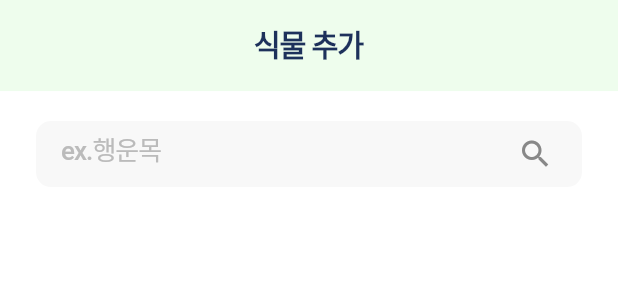
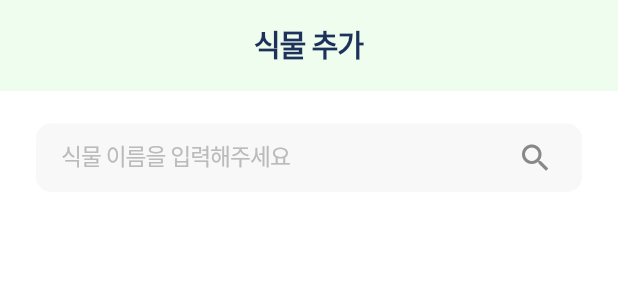
Before and after one commit to sungheeyoon/flutter-plant-plan, a Flutter app: the SearchScreen widget shown alone on an empty page, opened directly, on a phone screen of 412 x 824 dp. Shown: the top 300 px of the screen. Run offline on Flutter 3.47's test engine with Material 2 defaults, Android fonts, the phone set to English and light mode, and no system bars; our stand-ins replace cached_network_image, calendar_date_picker2, cloud_firestore, equatable, firebase_core, firebase_storage and 10 more; missing offline and left inert: kakao_flutter_sdk_user, korea_regexp, snapping_sheet; accounts and stored records are empty; network calls fail; Roboto replaces fonts that are missing (Pretendard); statements that could not run were skipped.

Commit message:
SearchScreen UI Edited

```diff
--- a/lib/add/view/search_screen.dart
+++ b/lib/add/view/search_screen.dart
@@ -2,6 +2,8 @@ import 'package:cached_network_image/cached_network_image.dart';
 import 'package:cloud_firestore/cloud_firestore.dart';
 import 'package:flutter/material.dart';
 import 'package:flutter_riverpod/flutter_riverpod.dart';
+import 'package:flutter_screenutil/flutter_screenutil.dart';
+import 'package:get/get.dart';
 import 'package:korea_regexp/korea_regexp.dart';
 import 'package:plant_plan/add/model/plant_model.dart';
 import 'package:plant_plan/add/provider/plant_provider.dart';
@@ -40,7 +42,7 @@ class _SearchScreenState extends ConsumerState<SearchScreen> {
   Widget build(BuildContext context) {
     Widget buildSearch() => SearchWidget(
           text: enteredKeyword,
-          hintText: 'ex.행운목',
+          hintText: '식물 이름을 입력해주세요',
           onChanged: (value) {
             setState(() {
               enteredKeyword = value;
@@ -53,12 +55,12 @@ class _SearchScreenState extends ConsumerState<SearchScreen> {
       child: SafeArea(
         child: Column(
           children: <Widget>[
-            const SizedBox(
-              height: 20,
+            SizedBox(
+              height: 20.h,
             ),
             buildSearch(),
-            const SizedBox(
-              height: 20,
+            SizedBox(
+              height: 20.h,
             ),
             Expanded(
               child: StreamBuilder<QuerySnapshot>(
@@ -86,14 +88,14 @@ class _SearchScreenState extends ConsumerState<SearchScreen> {
                               style: Theme.of(context)
                                   .textTheme
                                   .titleMedium!
-                                  .copyWith(color: primaryColor),
+                                  .copyWith(color: grayBlack),
                             ),
                             leading: CachedNetworkImage(
                               imageUrl: document.image,
                               imageBuilder: (context, imageProvider) =>
                                   Container(
-                                width: 44.0,
-                                height: 44.0,
+                                width: 40.h,
+                                height: 40.h,
                                 decoration: BoxDecoration(
                                   shape: BoxShape.circle,
                                   image: DecorationImage(
@@ -102,10 +104,10 @@ class _SearchScreenState extends ConsumerState<SearchScreen> {
                                   ),
                                 ),
                               ),
-                              placeholder: (context, url) => const SizedBox(
-                                width: 44.0,
-                                height: 44.0,
-                                child: CircleAvatar(
+                              placeholder: (context, url) => SizedBox(
+                                width: 40.h,
+                                height: 40.h,
+                                child: const CircleAvatar(
                                   backgroundColor: grayColor200,
                                 ),
                               ),
@@ -122,7 +124,7 @@ class _SearchScreenState extends ConsumerState<SearchScreen> {
                                 ),
                               );
                             },
-                          );
+                          ).paddingOnly(bottom: 6.h);
                         } else {
                           RegExp regExp = getRegExp(
                               enteredKeyword,
@@ -143,14 +145,14 @@ class _SearchScreenState extends ConsumerState<SearchScreen> {
                                 style: Theme.of(context)
                                     .textTheme
                                     .titleMedium!
-                                    .copyWith(color: primaryColor),
+                                    .copyWith(color: grayBlack),
                               ),
                               leading: CachedNetworkImage(
                                 imageUrl: document.image,
                                 imageBuilder: (context, imageProvider) =>
                                     Container(
-                                  width: 44.0,
-                                  height: 44.0,
+                                  width: 40.h,
+                                  height: 40.h,
                                   decoration: BoxDecoration(
                                     shape: BoxShape.circle,
                                     image: DecorationImage(
@@ -158,10 +160,10 @@ class _SearchScreenState extends ConsumerState<SearchScreen> {
                                         fit: BoxFit.cover),
                                   ),
                                 ),
-                                placeholder: (context, url) => const SizedBox(
-                                  width: 44.0,
-                                  height: 44.0,
-                                  child: CircleAvatar(
+                                placeholder: (context, url) => SizedBox(
+                                  width: 40.h,
+                                  height: 40.h,
+                                  child: const CircleAvatar(
                                     backgroundColor: grayColor200,
                                   ),
                                 ),
@@ -178,7 +180,7 @@ class _SearchScreenState extends ConsumerState<SearchScreen> {
                                   ),
                                 );
                               },
-                            );
+                            ).paddingOnly(bottom: 6.h);
                           }
                         }
 
--- a/lib/widgets/search_widget.dart
+++ b/lib/widgets/search_widget.dart
@@ -1,4 +1,5 @@
 import 'package:flutter/material.dart';
+import 'package:flutter_screenutil/flutter_screenutil.dart';
 import 'package:plant_plan/utils/colors.dart';
 
 class SearchWidget extends StatefulWidget {
@@ -23,14 +24,15 @@ class _SearchWidgetState extends State<SearchWidget> {
   @override
   Widget build(BuildContext context) {
     TextStyle styleActive =
-        Theme.of(context).textTheme.titleMedium!.copyWith(color: primaryColor);
+        Theme.of(context).textTheme.bodyMedium!.copyWith(color: grayBlack);
     TextStyle styleHint =
-        Theme.of(context).textTheme.titleMedium!.copyWith(color: grayColor500);
+        Theme.of(context).textTheme.bodyMedium!.copyWith(color: grayColor500);
     final style = widget.text.isEmpty ? styleHint : styleActive;
 
     return Container(
-      height: 44,
-      width: MediaQuery.of(context).size.width,
+      height: 42.h,
+      width: 360.w,
+      alignment: Alignment.center,
       decoration: BoxDecoration(
         borderRadius: BorderRadius.circular(10),
         color: grayColor100,
@@ -39,6 +41,7 @@ class _SearchWidgetState extends State<SearchWidget> {
       margin: const EdgeInsets.symmetric(horizontal: 24),
       padding: const EdgeInsets.symmetric(horizontal: 16),
       child: TextField(
+        textAlignVertical: TextAlignVertical.center,
         controller: controller,
         decoration: InputDecoration(
           suffixIcon: widget.text.isNotEmpty
```
